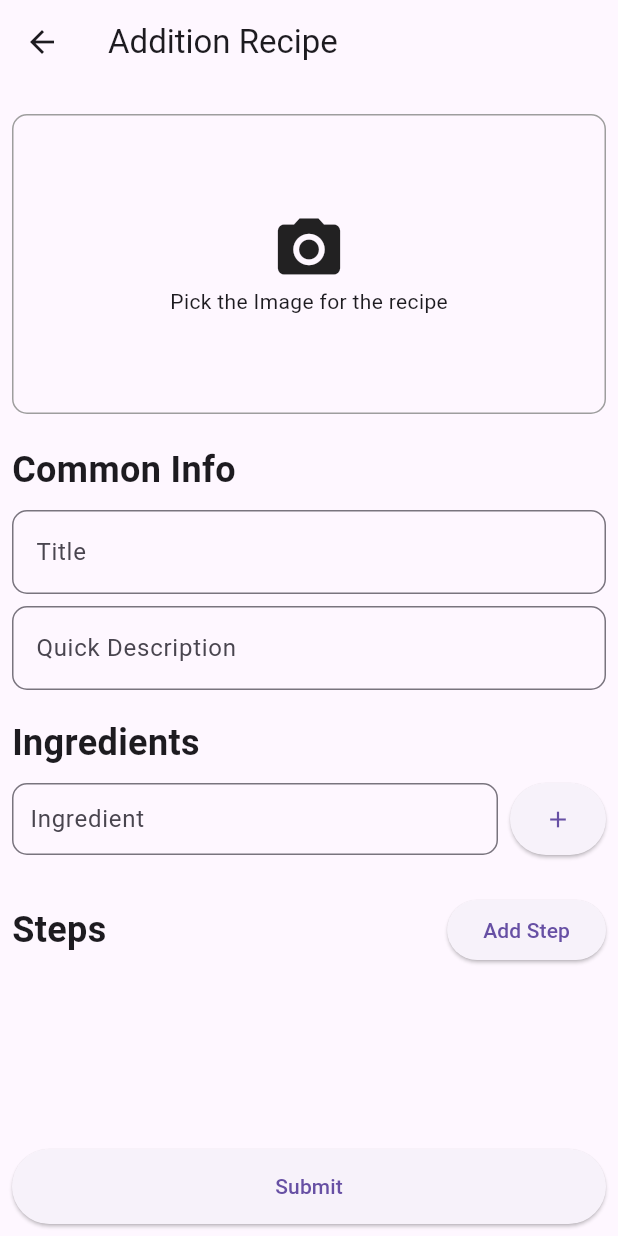
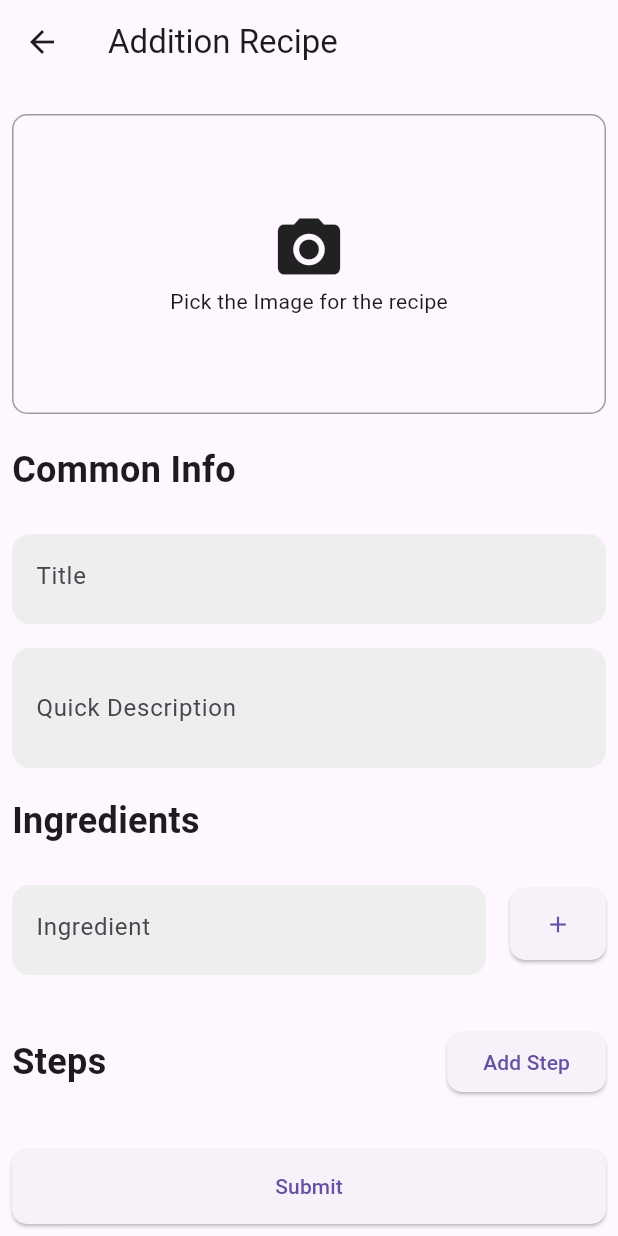
Before and after one commit to TemaDeveloper/flutter_demo, a Flutter app: the RecipeAdd screen opened directly, on a phone screen of 412 x 824 dp. Run offline on Flutter 3.47's test engine with Material 3 defaults, Android fonts, the phone set to English and light mode, and no system bars; our stand-ins replace image_picker, pinput, pocketbase, rive; network calls fail; Roboto replaces fonts that are missing (Poppins).

Commit message:
verification screen added, addition screen updated, recipe_card_redesign

```diff
--- a/lib/add_recipe.dart
+++ b/lib/add_recipe.dart
@@ -16,8 +16,39 @@ class _RecipeAddState extends State<RecipeAdd> {
   final _titleController = TextEditingController();
   final _descriptionController = TextEditingController();
   final _ingredientController = TextEditingController();
+  final int _maxWords = 20;
+  int _wordCount = 0;
+  String _descriptionText = '';
   final List<String> _ingredients = [];
   final List<TextEditingController> _stepControllers = [];
+
+  @override
+  void initState() {
+    super.initState();
+    _descriptionController.addListener(_onTextChanged);
+  }
+
+  void _onTextChanged() {
+    final text = _descriptionController.text;
+    final words = text
+        .split(RegExp(r'\s+'))
+        .where((element) => element.isNotEmpty)
+        .toList();
+
+    if (words.length > _maxWords) {
+      // Truncate the words to the max limit and update the text
+      final truncated = words.sublist(0, _maxWords).join(' ');
+      _descriptionController.value = TextEditingValue(
+        text: truncated,
+        selection: TextSelection.collapsed(offset: truncated.length),
+      );
+    }
+
+    setState(() {
+      _descriptionText = _descriptionController.text;
+      _wordCount = words.length > _maxWords ? _maxWords : words.length;
+    });
+  }
 
   void _addRecipe(BuildContext ctx) {
     final usrPr = Provider.of<UserProvider>(ctx, listen: false);
@@ -57,6 +88,7 @@ class _RecipeAddState extends State<RecipeAdd> {
   @override
   void dispose() {
     _titleController.dispose();
+    _descriptionController.removeListener(_onTextChanged);
     _descriptionController.dispose();
     _ingredientController.dispose();
     for (var controller in _stepControllers) {
@@ -105,25 +137,42 @@ class _RecipeAddState extends State<RecipeAdd> {
             ),
 
             Padding(
-              padding: const EdgeInsets.symmetric(horizontal: 8),
+                padding: const EdgeInsets.fromLTRB(8, 16, 8, 8),
+                child: Container(
+                  height: 60,
+                  decoration: BoxDecoration(
+                      color: Colors.grey[200],
+                      borderRadius: BorderRadius.circular(12)),
+                  child: Padding(
+                    padding: const EdgeInsets.all(16),
                     child: TextField(
                         controller: _titleController,
                         decoration: InputDecoration(
                           hintText: 'Title',
-                    border: OutlineInputBorder(
-                        borderRadius: BorderRadius.circular(10)),
+                          border: InputBorder.none,
                         )),
                   ),
+                )),
             Padding(
-              padding: const EdgeInsets.symmetric(vertical: 8, horizontal: 8),
+                padding: const EdgeInsets.fromLTRB(8, 8, 8, 8),
+                child: Container(
+                  decoration: BoxDecoration(
+                      color: Colors.grey[200],
+                      borderRadius: BorderRadius.circular(12)),
+                  child: Padding(
+                    padding: const EdgeInsets.all(16),
                     child: TextField(
                       controller: _descriptionController,
+                      maxLines: null,
                       decoration: InputDecoration(
+                        border: InputBorder.none,
                         hintText: 'Quick Description',
-                    border: OutlineInputBorder(
-                        borderRadius: BorderRadius.circular(10)),
+                        suffixText: '$_wordCount/$_maxWords',
+                      ),
+                      keyboardType: TextInputType.multiline,
+                    ),
+                  ),
                 )),
-            ),
             const Padding(
                 padding: EdgeInsets.symmetric(vertical: 10, horizontal: 8),
                 child: Align(
@@ -137,22 +186,33 @@ class _RecipeAddState extends State<RecipeAdd> {
               child: Row(
                 children: [
                   Expanded(
+                      child: Padding(
+                    padding: const EdgeInsets.fromLTRB(0, 16, 8, 8),
+                    child: Container(
+                      height: 60,
+                      decoration: BoxDecoration(
+                          color: Colors.grey[200],
+                          borderRadius: BorderRadius.circular(12)),
+                      child: Padding(
+                        padding: const EdgeInsets.all(16),
                         child: TextField(
                           controller: _ingredientController,
                           decoration: InputDecoration(
                             hintText: 'Ingredient',
-                        border: OutlineInputBorder(
-                            borderRadius: BorderRadius.circular(10)),
-                        contentPadding: const EdgeInsets.symmetric(
-                            vertical: 10, horizontal: 8),
+                            border: InputBorder.none,
                           ),
                         ),
                       ),
+                    ),
+                  )),
                   Padding(
                     padding: const EdgeInsets.only(left: 8.0),
                     child: ElevatedButton(
                       onPressed: _addIngredient,
                       style: ElevatedButton.styleFrom(
+                        shape: RoundedRectangleBorder(
+                          borderRadius: BorderRadius.circular(10),
+                        ),
                         padding: const EdgeInsets.symmetric(
                             vertical: 15, horizontal: 20),
                       ),
@@ -198,6 +258,11 @@ class _RecipeAddState extends State<RecipeAdd> {
                     alignment: Alignment.centerRight,
                     child: ElevatedButton(
                       onPressed: _addStep,
+                      style: ElevatedButton.styleFrom(
+                        shape: RoundedRectangleBorder(
+                          borderRadius: BorderRadius.circular(10),
+                        ),
+                      ),
                       child: const Text('Add Step'),
                     ),
                   ),
@@ -245,6 +310,11 @@ class _RecipeAddState extends State<RecipeAdd> {
           height: 50,
           child: ElevatedButton(
             onPressed: () => _addRecipe(context),
+            style: ElevatedButton.styleFrom(
+              shape: RoundedRectangleBorder(
+                borderRadius: BorderRadius.circular(10),
+              ),
+            ),
             child: const Text('Submit'),
           ),
         ),
--- a/lib/screens/profile.dart
+++ b/lib/screens/profile.dart
@@ -50,6 +50,11 @@ class ProfileScreen extends StatelessWidget {
                     Navigator.push(context,
                         CupertinoPageRoute(builder: (context) => RecipeAdd()));
                   },
+                  style: ElevatedButton.styleFrom(
+                    shape: RoundedRectangleBorder(
+                      borderRadius: BorderRadius.circular(10),
+                    ),
+                  ),
                   child: const Text(
                     'Add Your Recipe',
                     style: TextStyle(
--- a/pubspec.yaml
+++ b/pubspec.yaml
@@ -41,6 +41,7 @@ dependencies:
   url_launcher: ^6.2.5
   image_picker: ^1.0.7
   provider: ^6.1.2
+  pinput: ^4.0.0
 
 dev_dependencies:
   flutter_test:
```
Also changed, not shown: lib/auth/login.dart (+11 -3 lines), lib/auth/signup.dart (+9 -4 lines), lib/auth/varification.dart (added, +93 -0 lines), lib/listModels/recipe_card.dart (+32 -46 lines), lib/screens/home.dart (+43 -20 lines), pubspec.lock, 8 other files. Lines whose indentation alone changed are shown as unchanged.
